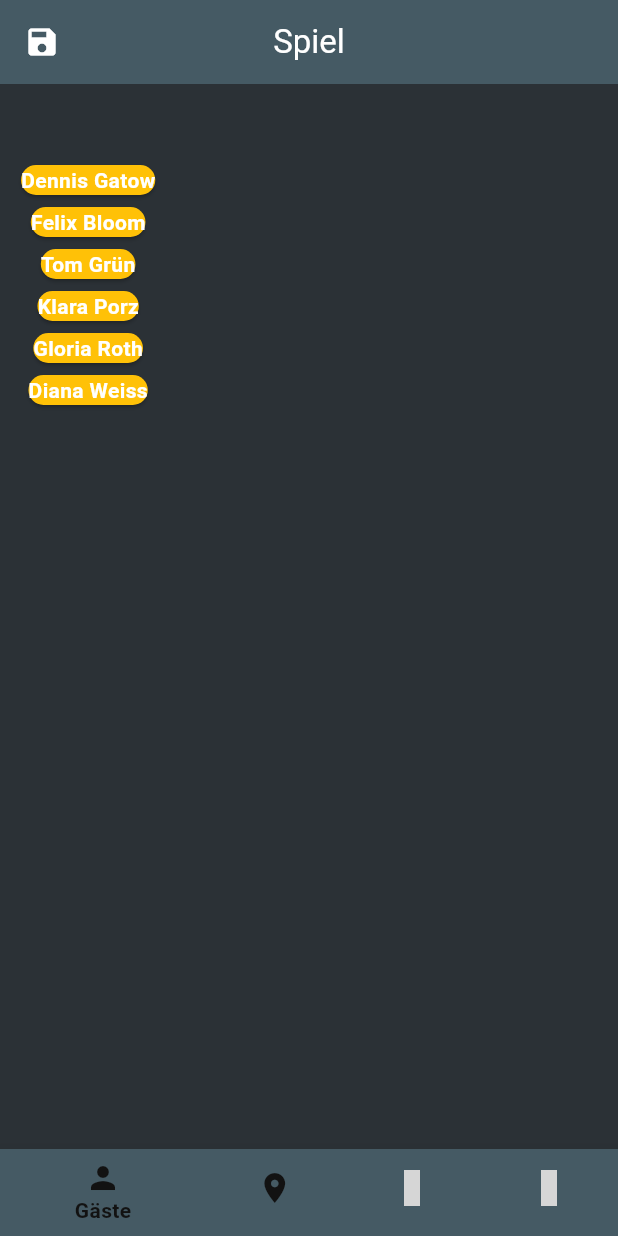
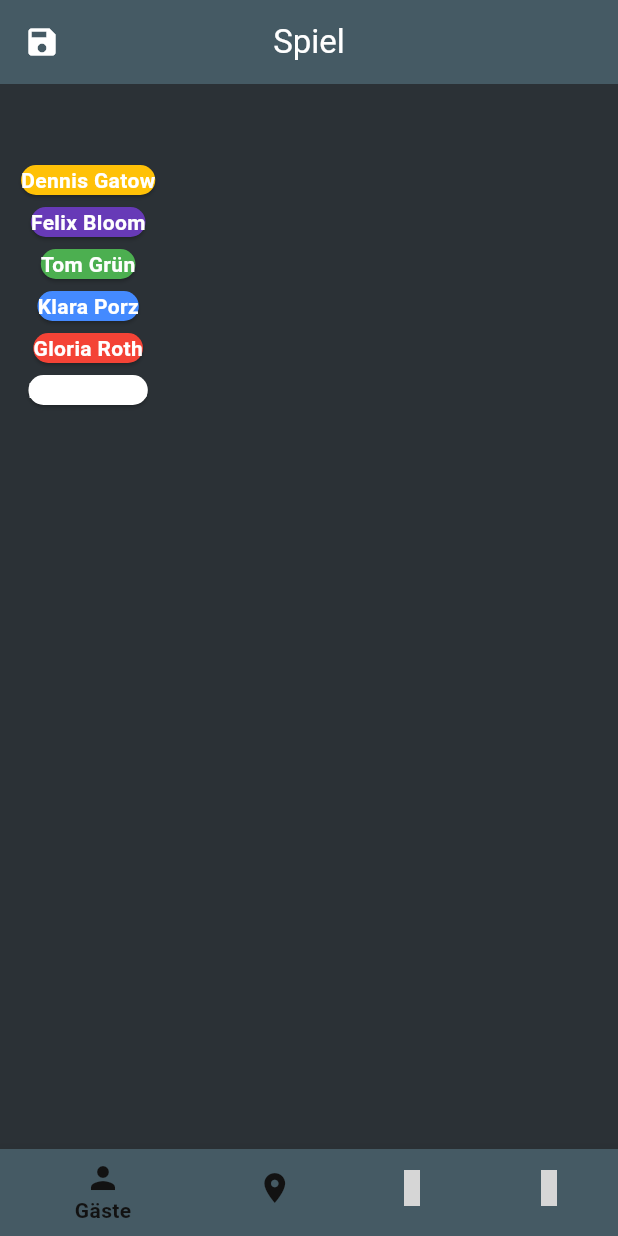
Before and after one commit to maggew/cluedo, a Flutter app: the GamePage screen opened by its route, on a phone screen of 412 x 824 dp. Run offline on Flutter 3.47's test engine with Material 3 defaults, Android fonts, the light colour scheme and no system bars; our stand-ins replace auto_route, equatable, flutter_bloc, gap, get_it, material_design_icons_flutter; Roboto replaces fonts that are missing (Rubik); grey boxes are pictures that could not be loaded.

Commit message:
refactoring + data model changes

```diff
--- a/lib/application/gameBloc/game_state.dart
+++ b/lib/application/gameBloc/game_state.dart
@@ -6,6 +6,7 @@ class GameState {
   final String? errorMessage;
   final int? selectedPlayer;
   final int currentScreen;
+  final List<Guest> guests;
   final List<Room> rooms;
   final List<Weapon> weapons;
   final Map<String, List<String>>? mapOfPlayersAndCards;
@@ -16,6 +17,7 @@ class GameState {
     required this.errorMessage,
     required this.selectedPlayer,
     required this.currentScreen,
+    required this.guests,
     required this.rooms,
     required this.weapons,
     required this.mapOfPlayersAndCards,
@@ -27,22 +29,18 @@ class GameState {
         errorMessage: null,
         selectedPlayer: null,
         currentScreen: 0,
-        //guests: {for (var name in GuestName.values) name: false},
+        guests: [],
         rooms: [
           for (var room in RoomName.values)
             Room(
-              roomName: room,
-              checked: false,
-              playerWhichHoldsCard: null,
+              roomName: room
             )
         ],
         weapons: [
           for (var weapon in WeaponName.values)
             Weapon(
               weaponName: weapon,
-              checked: false,
-              icon: mapWeaponIcon(weapon: weapon),
-              playerWhichHoldsCard: null,
+              icon: mapWeaponIcon(weapon: weapon)
             )
         ],
         mapOfPlayersAndCards: null,
@@ -54,7 +52,7 @@ class GameState {
     String? errorMessage,
     int? selectedPlayer,
     int? currentScreen,
-    //Map<String, bool>? guests,
+    List<Guest>? guests,
     List<Room>? rooms,
     List<Weapon>? weapons,
     Map<String, List<String>>? mapOfPlayersAndCards,
@@ -65,7 +63,7 @@ class GameState {
       errorMessage: errorMessage ?? this.errorMessage,
       selectedPlayer: selectedPlayer ?? this.selectedPlayer,
       currentScreen: currentScreen ?? this.currentScreen,
-      //guests: guests ?? this.guests,
+      guests: guests ?? this.guests,
       rooms: rooms ?? this.rooms,
       weapons: weapons ?? this.weapons,
       mapOfPlayersAndCards: mapOfPlayersAndCards ?? this.mapOfPlayersAndCards,
--- a/lib/utils/constants.dart
+++ b/lib/business/constants.dart
@@ -1,5 +1,5 @@
-import 'package:cluedo_neu/domain/enums/guest_name.dart';
-import 'package:cluedo_neu/domain/models/guest.dart';
+import 'package:cluedo_neu/business/enums/guest_name.dart';
+import 'package:cluedo_neu/business/models/guest.dart';
 
 List<Guest> guests = [
   Guest(guestName: GuestName.gatow),
--- /dev/null
+++ b/lib/business/models/guest.dart
@@ -0,0 +1,13 @@
+import 'package:cluedo_neu/business/models/check.dart';
+
+import '../enums/guest_name.dart';
+
+class Guest extends Check{
+  GuestName guestName;
+  String? playerName;
+
+  Guest({
+    required this.guestName
+  }) : super(false);
+
+}
--- /dev/null
+++ b/lib/business/models/room.dart
@@ -0,0 +1,12 @@
+import 'package:cluedo_neu/business/enums/room_name.dart';
+import 'package:cluedo_neu/business/models/check.dart';
+
+class Room extends Check{
+  final RoomName roomName;
+  String? playerName;
+
+  Room({
+    required this.roomName,
+  }) : super(false);
+
+}
--- /dev/null
+++ b/lib/business/models/weapon.dart
@@ -0,0 +1,16 @@
+
+import 'package:cluedo_neu/business/enums/weapon_name.dart';
+import 'package:cluedo_neu/business/models/check.dart';
+import 'package:flutter/material.dart';
+
+class Weapon extends Check{
+  WeaponName weaponName;
+  Icon icon;
+  String? playerWhichHoldsCard;
+
+  Weapon({
+    required this.weaponName,
+    required this.icon
+  }) : super(false);
+
+}
--- a/lib/core/widgets/custom_room_button.dart
+++ b/lib/core/widgets/custom_room_button.dart
@@ -1,5 +1,5 @@
 import 'package:cluedo_neu/application/gameBloc/game_bloc.dart';
-import 'package:cluedo_neu/infrastructure/models/room.dart';
+import 'package:cluedo_neu/business/models/room.dart';
 import 'package:flutter/material.dart';
 
 class CustomRoomButton extends StatelessWidget {
--- a/lib/core/widgets/custom_weapon_button.dart
+++ b/lib/core/widgets/custom_weapon_button.dart
@@ -1,4 +1,4 @@
-import 'package:cluedo_neu/infrastructure/models/weapon.dart';
+import 'package:cluedo_neu/business/models/weapon.dart';
 import 'package:flutter/material.dart';
 import 'package:gap/gap.dart';
 import 'package:material_design_icons_flutter/material_design_icons_flutter.dart';
--- a/lib/infrastructure/models/room.dart
+++ /dev/null
@@ -1,24 +0,0 @@
-import 'package:cluedo_neu/domain/enums/room_name.dart';
-
-class Room {
-  final RoomName roomName;
-  final bool checked;
-  final String? playerWhichHoldsCard;
-
-  const Room({
-    required this.roomName,
-    required this.checked,
-    required this.playerWhichHoldsCard,
-  });
-
-  Room copyWith({
-    bool? checked,
-    String? playerWhichHoldsCard,
-  }) {
-    return Room(
-      checked: checked ?? this.checked,
-      playerWhichHoldsCard: playerWhichHoldsCard ?? this.playerWhichHoldsCard,
-      roomName: roomName,
-    );
-  }
-}
--- a/lib/infrastructure/models/weapon.dart
+++ /dev/null
@@ -1,29 +0,0 @@
-
-import 'package:cluedo_neu/domain/enums/weapon_name.dart';
-import 'package:flutter/material.dart';
-
-class Weapon {
-  final WeaponName weaponName;
-  final Icon icon;
-  final bool checked;
-  final String? playerWhichHoldsCard;
-
-  const Weapon({
-    required this.weaponName,
-    required this.icon,
-    required this.checked,
-    required this.playerWhichHoldsCard,
-  });
-
-  Weapon copyWith({
-    bool? checked,
-    String? playerWhichHoldsCard,
-  }) {
-    return Weapon(
-      checked: checked ?? this.checked,
-      playerWhichHoldsCard: playerWhichHoldsCard ?? this.playerWhichHoldsCard,
-      weaponName: weaponName,
-      icon:  icon,
-    );
-  }
-}
--- a/lib/presentation/game/widgets/guest_body.dart
+++ b/lib/presentation/game/widgets/guest_body.dart
@@ -1,8 +1,8 @@
 import 'package:cluedo_neu/application/gameBloc/game_bloc.dart';
-import 'package:cluedo_neu/utils/constants.dart';
+import 'package:cluedo_neu/business/constants.dart';
 import 'package:flutter/material.dart';
 
-import '../../../domain/models/guest.dart';
+import '../../../business/models/guest.dart';
 
 class GuestBody extends StatelessWidget {
   final GameState gameState;
@@ -23,7 +23,7 @@ List<Widget> getGuestRows({required GameState gameState}) {
   List<Widget> output = [];
   for (Guest guest in guests) {
     output.add(Card(
-      color: Colors.amber,
+      color: guest.guestName.color,
       child: Text(guest.guestName.value),
     ));
   }
--- a/lib/presentation/game/widgets/room_body.dart
+++ b/lib/presentation/game/widgets/room_body.dart
@@ -1,6 +1,6 @@
 import 'package:cluedo_neu/application/gameBloc/game_bloc.dart';
 import 'package:cluedo_neu/core/widgets/custom_room_button.dart';
-import 'package:cluedo_neu/infrastructure/models/room.dart';
+import 'package:cluedo_neu/business/models/room.dart';
 import 'package:flutter/material.dart';
 import 'package:flutter_bloc/flutter_bloc.dart';
 import 'package:gap/gap.dart';
--- a/lib/presentation/game/widgets/weapon_body.dart
+++ b/lib/presentation/game/widgets/weapon_body.dart
@@ -1,6 +1,6 @@
 import 'package:cluedo_neu/application/gameBloc/game_bloc.dart';
 import 'package:cluedo_neu/core/widgets/custom_weapon_button.dart';
-import 'package:cluedo_neu/infrastructure/models/weapon.dart';
+import 'package:cluedo_neu/business/models/weapon.dart';
 import 'package:flutter/material.dart';
 import 'package:flutter_bloc/flutter_bloc.dart';
 import 'package:gap/gap.dart';
```
Also changed, not shown: lib/application/gameBloc/game_bloc.dart (+24 -22 lines), lib/business/models/check.dart (added, +15 -0 lines), lib/domain/models/guest.dart (deleted, +0 -19 lines), lib/business/enums/guest_name.dart (renamed from lib/domain/enums/guest_name.dart), lib/business/enums/room_name.dart (renamed from lib/domain/enums/room_name.dart), lib/business/enums/weapon_name.dart (renamed from lib/domain/enums/weapon_name.dart), lib/business/models/player.dart (added).
